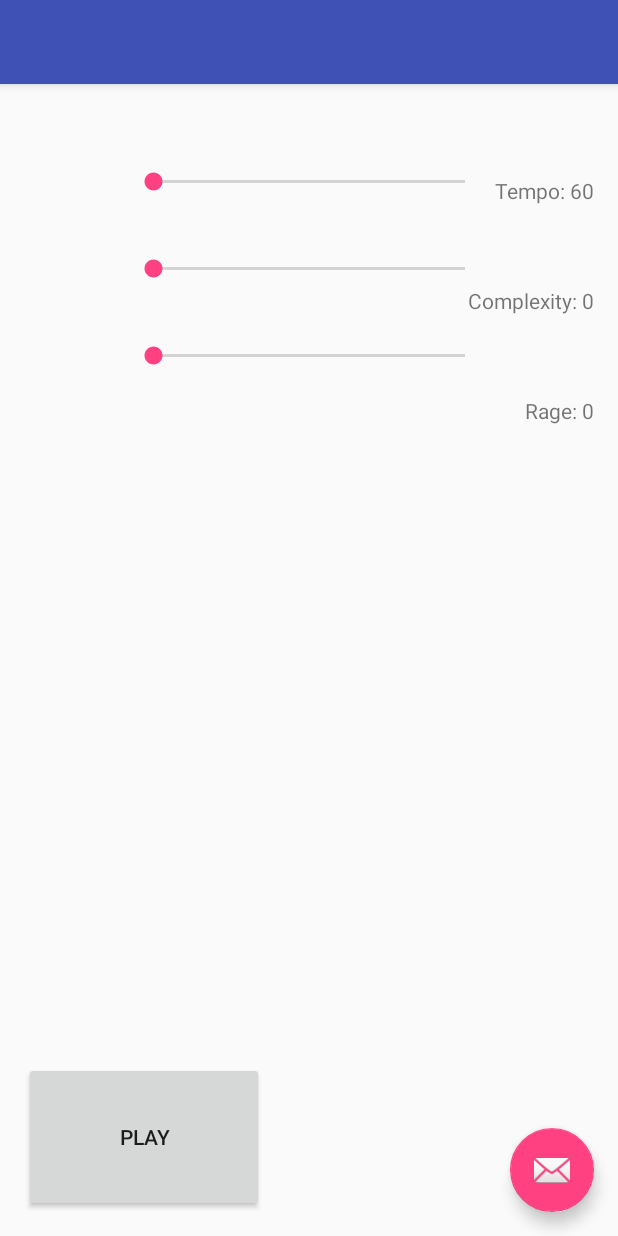
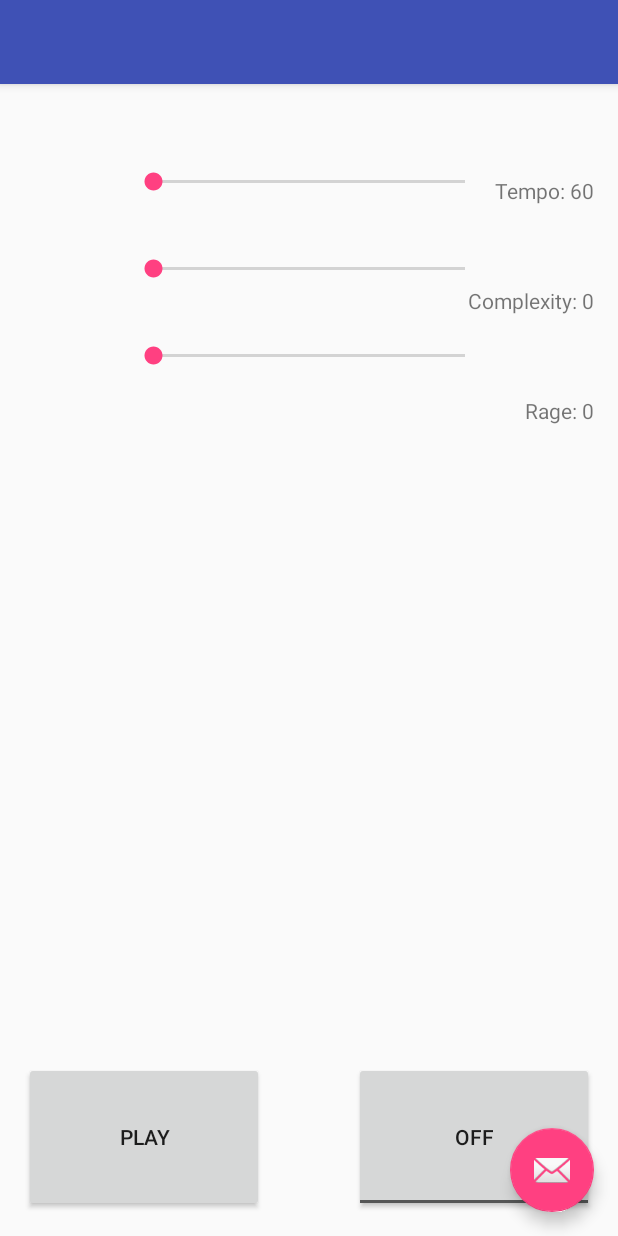
Before and after one commit to celowsky/autodj, an Android app: the screen it shows after launch (Composer), on a phone screen of 412 x 824 dp. Run offline under Robolectric (Android 15) with nearby library versions, the phone set to English and light mode, and no system bars; libraries missing offline, so code that uses them is left out: com.google.api.client; pictures from the network do not load; 2 statements that could not run were skipped.

Commit message:
Adds Tap Tempo button.

```diff
--- a/app/src/main/java/com/autodjteam/autodj/autodj/Composer.java
+++ b/app/src/main/java/com/autodjteam/autodj/autodj/Composer.java
@@ -18,8 +18,10 @@ import android.os.Bundle;
 import android.support.v7.app.AppCompatActivity;
 import android.util.Pair;
 import android.view.View;
+import android.widget.CompoundButton;
 import android.widget.SeekBar;
 import android.widget.TextView;
+import android.widget.ToggleButton;
 
 import java.util.Random;
 import java.util.Timer;
@@ -28,6 +30,9 @@ import java.util.TimerTask;
 public class Composer extends AppCompatActivity{
 
     private int currentBeat;
+
+    long last = 0;
+    long now, diff, entries, sum;
 
     private int currentMeasure; //checks which measure we are in, for fill's sake.
     private double composerCheck; //stores a randomly-generated number for comparison
@@ -86,7 +91,7 @@ public class Composer extends AppCompatActivity{
 		rageSeekBar = (SeekBar) findViewById(R.id.rageSeekBar);
 		rageSeekBar.setOnSeekBarChangeListener(new SeekBar.OnSeekBarChangeListener() {
             public void onProgressChanged(SeekBar mySeekBar, int progress, boolean fromUser) {
-				TextView rageTextView = (TextView)findViewById(R.id.rageTextView);
+                TextView rageTextView = (TextView) findViewById(R.id.rageTextView);
                 rageTextView.setText(String.valueOf("Rage: " + progress));
             }
 
@@ -100,6 +105,29 @@ public class Composer extends AppCompatActivity{
 
             }
         });
+
+        ToggleButton tapTempoButton = (ToggleButton)findViewById(R.id.tapTempoButton);
+        tapTempoButton.setOnCheckedChangeListener(new CompoundButton.OnCheckedChangeListener() {
+            public void onCheckedChanged(CompoundButton buttonView, boolean isChecked) {
+                final int BPM = 60000;
+                if (last == 0) {
+                    last = System.currentTimeMillis();
+                } else {
+                    now = System.currentTimeMillis();
+                    diff = now - last;
+
+                    int tapTempo = BPM / (int) diff;
+                    if (tapTempo <= 240 && tapTempo >= 60) {
+                        parameters[0] = tapTempo;
+                        TextView tempoTextView = (TextView) findViewById(R.id.tempoTextView);
+                        tempoTextView.setText(String.valueOf("Tempo: " + tapTempo));
+                    }
+                    last = 0;
+                    now = 0;
+                }
+            }
+        });
+
 
 		soundPool = new SoundPool(10, AudioManager.STREAM_MUSIC,0);
 		//sound = soundPool.load(this, R.raw.bassdrum1, 1);
@@ -125,7 +153,7 @@ public class Composer extends AppCompatActivity{
         currentMeasure = 1;
         parameters = new int[2];
 		sounds = new int[4];
-        parameters[0] = 120; //default tempo
+        parameters[0] = 60; //default tempo
         parameters[1] = 50; //default offbeat check
         isPlaying = false;
         randy = new Random();
@@ -231,6 +259,9 @@ public class Composer extends AppCompatActivity{
 		//soundPool.play(sound,1,1,1,0,1);
 	}
 
+
+
+
     /* helper Classes go here
      *
      * Helper Class tempoTimer allows the composer to halt for the time in between beats
--- a/app/src/main/res/layout/content_main.xml
+++ b/app/src/main/res/layout/content_main.xml
@@ -78,5 +78,13 @@
         android:onClick="playPause"
         android:id="@+id/playButton" />
 
+    <ToggleButton
+        android:layout_width="160dp"
+        android:layout_height="100dp"
+        android:layout_alignParentBottom="true"
+        android:layout_alignParentRight="true"
+        android:text="Tap Tempo"
+        android:id="@+id/tapTempoButton" />
+
 
 </RelativeLayout>
```
Also changed, not shown: 18 other files. Lines whose indentation alone changed are shown as unchanged.
